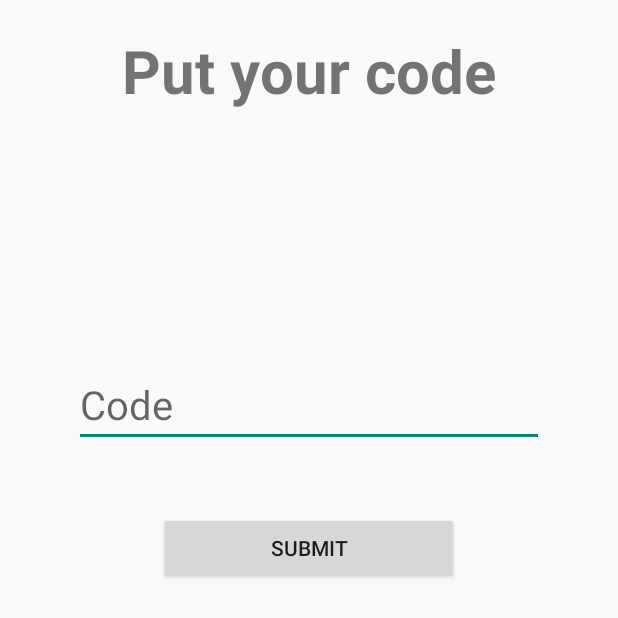
After one commit to rohit19j91/PRI, an Android app: the ConfirmationCode screen opened directly, with no data from a screen before it, on a phone screen of 412 x 824 dp, the top half of it. The commit adds this screen. Run offline under Robolectric (Android 15) with nearby library versions, the phone set to English and light mode, and no system bars.

Commit message:
[Forgot password] : Add feature forgot password

```diff
--- /dev/null
+++ b/app/src/main/java/fr/epita/android/pri/ConfirmationCode.java
@@ -0,0 +1,71 @@
+package fr.epita.android.pri;
+
+import android.app.Activity;
+import android.content.Intent;
+import android.os.Bundle;
+import android.view.View;
+import android.widget.Button;
+import android.widget.EditText;
+
+/**
+ * Created by sadekseridj on 22/11/2017.
+ */
+
+public class ConfirmationCode extends Activity implements View.OnClickListener{
+
+    private EditText code_user = null;
+    private Button submit = null;
+    private String email_addr = "";
+
+    public void onCreate(Bundle savedInstanceState) {
+        super.onCreate(savedInstanceState);
+        setContentView(R.layout.confirmationcode);
+        code_user = (EditText) findViewById(R.id.putcode);
+        submit = (Button) findViewById(R.id.submitcode);
+        submit.setOnClickListener(this);
+        DialogMessage dialogMessage = new DialogMessage(this);
+        dialogMessage.pop_up_message("Succes", "The code has been sent, thank you.");
+    }
+
+    /*
+      * Compare the code sent and the code put by the user
+     */
+    public boolean check_code(int code_user)
+    {
+        Intent intent = getIntent();
+        if (intent == null)
+            return false;
+        Bundle bundle = intent.getExtras();
+        int code_sent = bundle.getInt("CODE");
+        email_addr = bundle.getString("MAIL");
+        if (code_sent != - 1 && code_sent == code_user)
+            return true;
+        return false;
+    }
+
+    @Override
+    public void onClick(View view)
+    {
+        int code_put = Integer.valueOf(code_user.getText().toString());
+        switch (view.getId())
+        {
+            case R.id.submitcode:
+                if (check_code(code_put))
+                {
+                    code_user.setText("");
+                    Intent intent = new Intent(this, ResetPassword.class);
+                    intent.putExtra("MAIL", email_addr);
+                    startActivity(intent);
+                    break;
+                }
+                else
+                {
+                    DialogMessage dialogMessage = new DialogMessage(this);
+                    dialogMessage.pop_up_message("Access Denied", "Wrong code ! Retry please.");
+                    break;
+                }
+            default:
+                break;
+        }
+    }
+}
--- /dev/null
+++ b/app/src/main/java/fr/epita/android/pri/DialogMessage.java
@@ -0,0 +1,70 @@
+package fr.epita.android.pri;
+
+import android.app.Activity;
+import android.app.AlertDialog;
+import android.content.Context;
+import android.content.DialogInterface;
+import android.content.Intent;
+import android.os.Build;
+import android.support.v4.app.ActivityCompat;
+
+/**
+ * Created by sadekseridj on 25/11/2017.
+ */
+
+public class DialogMessage extends Activity {
+
+    private Context context = null;
+
+    protected DialogMessage(Context context) {
+        this.context = context;
+    }
+
+    /*
+    * Function which opens a pop up for display a message
+    */
+    public void pop_up_message(String title, String msg)
+    {
+        AlertDialog.Builder builder = new AlertDialog.Builder(context);
+        builder.create();
+        builder.setTitle(title)
+                .setMessage(msg);
+        builder.show();
+    }
+
+    /*
+      * Function which opens a pop up for choose the way to send the code
+      * Return the index of the item selectionned
+    */
+    public void pop_up_code(final String mail_addr)
+    {
+        AlertDialog.Builder builder = new AlertDialog.Builder(this.context);
+        builder.create();
+        //final AlertDialog dialog = builder.create();
+        builder.setTitle("How do you want to receive the code ?")
+                .setPositiveButton("E-mail", new DialogInterface.OnClickListener(){
+                    @Override
+                    public void onClick(DialogInterface dialogInterface, int i) {
+                        int code = ForgotPassword.sent_email_code(mail_addr);
+                        Intent intent = new Intent(context, ConfirmationCode.class);
+                        intent.putExtra("CODE", code);
+                        intent.putExtra("MAIL", mail_addr);
+                        context.startActivity(intent);
+                    }
+                })
+                .setNegativeButton("Sms", new DialogInterface.OnClickListener() {
+                    @Override
+                    public void onClick(DialogInterface dialogInterface, int i) {
+                        if (Build.VERSION.SDK_INT >= Build.VERSION_CODES.M) {
+                            ActivityCompat.requestPermissions((Activity) context,new String[]{"android.permission.SEND_SMS"},1);
+                        }
+                        int code = ForgotPassword.sent_sms_code(mail_addr);
+                        Intent intent = new Intent(context, ConfirmationCode.class);
+                        intent.putExtra("CODE", code);
+                        intent.putExtra("MAIL", mail_addr);
+                        context.startActivity(intent);
+                    }
+                });
+        builder.show();
+    }
+}
--- /dev/null
+++ b/app/src/main/res/layout/confirmationcode.xml
@@ -0,0 +1,50 @@
+<?xml version="1.0" encoding="utf-8"?>
+<android.support.constraint.ConstraintLayout xmlns:android="http://schemas.android.com/apk/res/android"
+    android:layout_width="match_parent"
+    android:layout_height="match_parent"
+    xmlns:app="http://schemas.android.com/apk/res-auto">
+
+    <android.support.constraint.Guideline
+        android:id="@+id/guide"
+        android:layout_width="wrap_content"
+        android:layout_height="wrap_content"
+        android:orientation="horizontal"
+        app:layout_constraintGuide_percent="0.25"/>
+
+    <TextView
+        android:id="@+id/codereset"
+        android:layout_width="wrap_content"
+        android:layout_height="wrap_content"
+        app:layout_constraintLeft_toLeftOf="parent"
+        app:layout_constraintRight_toRightOf="parent"
+        app:layout_constraintTop_toTopOf="parent"
+        android:layout_marginTop="20dp"
+        android:text="Put your code"
+        android:textSize="60px"
+        android:textStyle="bold" />
+    <EditText
+        android:id="@+id/putcode"
+        android:layout_width="wrap_content"
+        android:layout_height="wrap_content"
+        app:layout_constraintTop_toBottomOf="@id/guide"
+        app:layout_constraintLeft_toLeftOf="parent"
+        app:layout_constraintRight_toRightOf="parent"
+        android:layout_marginTop="35dp"
+        android:ems="10"
+        android:hint="Code"
+        android:inputType="number"
+        android:maxLength="10"
+        android:textSize="40px"/>
+    <Button
+        android:id="@+id/submitcode"
+        android:layout_width="200dp"
+        android:layout_height="wrap_content"
+        app:layout_constraintTop_toBottomOf="@id/putcode"
+        android:layout_marginTop="43dp"
+        android:text="Submit"
+        app:layout_constraintLeft_toLeftOf="parent"
+        app:layout_constraintRight_toRightOf="parent"
+        style="@style/ButtonStyle.Borderless.ColoredText"/>
+
+
+</android.support.constraint.ConstraintLayout>
```
Also changed, not shown: app/src/main/java/fr/epita/android/pri/ByteArrayDataSource.java (added, +99 -0 lines), app/src/main/java/fr/epita/android/pri/ForgotPassword.java (+85 -1 lines), app/src/main/java/fr/epita/android/pri/GmailSender.java (added, +69 -0 lines), app/src/main/java/fr/epita/android/pri/JSSEProvider.java (added, +30 -0 lines), app/src/main/java/fr/epita/android/pri/PasswordFunctions.java (added, +67 -0 lines), app/src/main/java/fr/epita/android/pri/Tools.java (added, +29 -0 lines), app/src/main/res/layout/forgotpass.xml (+26 -18 lines).
